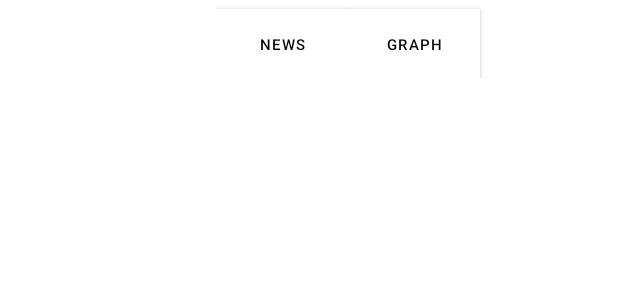
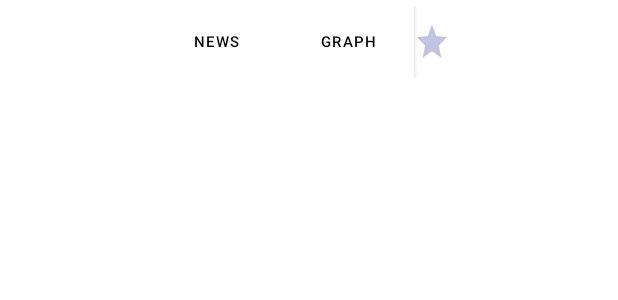
Before and after one commit to vladeekkk/stock-info-project, an Android app: the layout stock_item.xml on its own in the app's theme, with its tools: preview values and no code run, on a phone screen of 412 x 824 dp. Shown: the top 300 px of the screen. Run offline under Robolectric (Android 15) with nearby library versions, the phone set to English and light mode, and no system bars.

Commit message:
added star recycler view

```diff
--- a/app/build.gradle
+++ b/app/build.gradle
@@ -27,6 +27,7 @@ android {
         targetCompatibility JavaVersion.VERSION_1_8
     }
 }
+android.defaultConfig.vectorDrawables.useSupportLibrary = true
 
 dependencies {
 
--- a/app/src/main/res/layout/stock_item.xml
+++ b/app/src/main/res/layout/stock_item.xml
@@ -3,22 +3,20 @@
     xmlns:app="http://schemas.android.com/apk/res-auto"
     android:layout_width="match_parent"
     android:layout_height="wrap_content"
-    android:layout_margin="4dp"
-    android:orientation="horizontal"
-    >
+    android:layout_marginVertical="4dp"
+    android:layout_marginEnd="4dp"
+    android:orientation="horizontal">
 
     <TextView
-        android:layout_weight="2"
         android:id="@+id/stock_info_text_view"
         android:layout_width="wrap_content"
         android:layout_height="wrap_content"
-        android:layout_marginLeft="10dp"
+        android:layout_marginStart="10dp"
         android:text="Name"
         android:textColor="@android:color/white"
         android:textSize="16sp" />
 
     <TextView
-        android:layout_weight="2"
         android:id="@+id/stock_info_price_view"
         android:layout_width="wrap_content"
         android:layout_height="wrap_content"
@@ -34,31 +32,86 @@
 
         <Button
             android:id="@+id/btn_news"
-            android:layout_weight="2"
             android:layout_width="wrap_content"
             android:layout_height="wrap_content"
             android:background="#080808"
             android:text="NEWS"
             android:textColor="@color/black"
-            android:textSize="10dp" />
+            android:textSize="10sp" />
 
         <Button
             android:id="@+id/btn_graph"
-            android:layout_weight="2"
             android:layout_width="wrap_content"
             android:layout_height="wrap_content"
             android:background="#080808"
             android:text="GRAPH"
             android:textColor="@color/black"
-            android:textSize="10dp" />
+            android:textSize="10sp" />
 
-        <Button
+        <ImageButton
             android:id="@+id/btn_star"
-            android:layout_weight="1"
-            android:layout_width="wrap_content"
-            android:layout_height="wrap_content"
-            android:background="@drawable/ic_star_filled_24" />
+            android:layout_width="24dp"
+            android:layout_height="match_parent"
+            android:layout_gravity="center"
+            android:layout_marginVertical="10dp"
+            android:layout_marginEnd="0dp"
+            android:background="@drawable/ic_star_empty_24" />
 
     </LinearLayout>
 
-</LinearLayout>
+</LinearLayout><!--    <?xml version="1.0" encoding="utf-8"?>-->
+    <!--<LinearLayout xmlns:android="http://schemas.android.com/apk/res/android"-->
+    <!--xmlns:app="http://schemas.android.com/apk/res-auto"-->
+    <!--android:layout_width="match_parent"-->
+    <!--android:layout_height="wrap_content"-->
+    <!--android:layout_marginVertical="4dp"-->
+    <!--android:background="@color/white"-->
+    <!--android:orientation="horizontal">-->
+    <!---->
+    <!--<TextView-->
+    <!--    android:id="@+id/stock_info_text_view"-->
+    <!--    android:layout_width="wrap_content"-->
+    <!--    android:layout_height="wrap_content"-->
+    <!--    android:textSize="12sp"-->
+    <!--    android:textColor="@android:color/black"-->
+    <!--    />-->
+    <!---->
+    <!--<TextView-->
+    <!--    android:id="@+id/stock_info_price_view"-->
+    <!--    android:layout_width="wrap_content"-->
+    <!--    android:layout_height="wrap_content"-->
+    <!--    android:textSize="12sp"-->
+    <!--    android:textColor="@android:color/black"-->
+    <!--    />-->
+    <!---->
+    <!--<Button-->
+    <!--    android:id="@+id/btn_graph"-->
+    <!--    android:layout_width="wrap_content"-->
+    <!--    android:layout_height="wrap_content"-->
+    <!--    android:text="GRAPH"-->
+    <!--    android:background="#080808"-->
+    <!--    android:textColor="@color/white"-->
+    <!--    android:layout_gravity="left"-->
+    <!--    />-->
+    <!---->
+    <!--<Button-->
+    <!--    android:id="@+id/btn_news"-->
+    <!--    android:layout_width="wrap_content"-->
+    <!--    android:layout_height="wrap_content"-->
+    <!--    android:text="NEWS"-->
+    <!--    android:background="#080808"-->
+    <!--    android:textColor="@color/white"-->
+    <!--    android:layout_gravity="left"-->
+    <!--    />-->
+    <!---->
+    <!--<ImageButton-->
+    <!--    android:id="@+id/btn_star"-->
+    <!--    android:layout_width="wrap_content"-->
+    <!--    android:layout_height="wrap_content"-->
+    <!--    android:background="@drawable/ic_star_empty_24"-->
+    <!--    android:layout_gravity="left"-->
+    <!--    />-->
+    <!---->
+    <!---->
+    <!--</LinearLayout>-->
+    <!---->
```
Also changed, not shown: app/src/main/java/com/stockinfo/DbManager.java (+14 -1 lines), app/src/main/java/com/stockinfo/FavAdapter.java (added, +74 -0 lines), app/src/main/java/com/stockinfo/FragmentStarList.java (+34 -3 lines), app/src/main/java/com/stockinfo/FragmentStockList.java (+15 -11 lines), app/src/main/java/com/stockinfo/NewsActivity.java (+3 -9 lines), app/src/main/java/com/stockinfo/RecyclerViewAdapter.java (+18 -2 lines), app/src/main/res/layout/test_layout.xml (added, +55 -0 lines).
